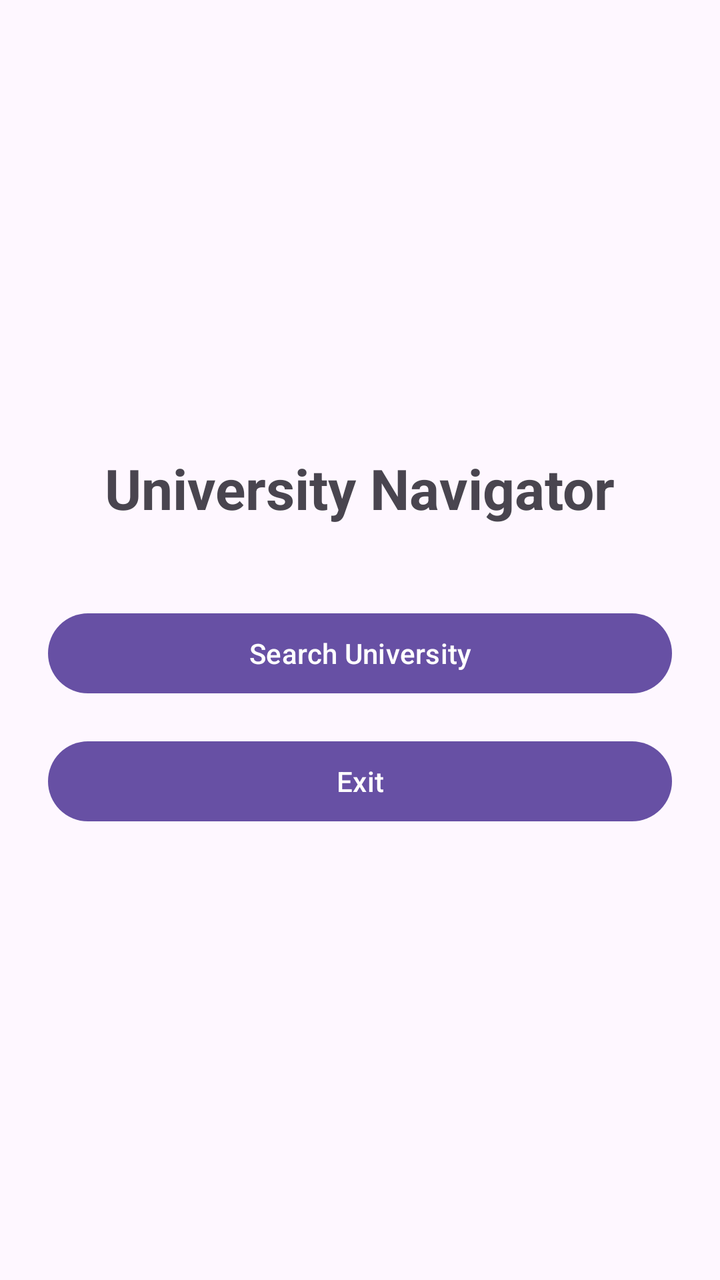
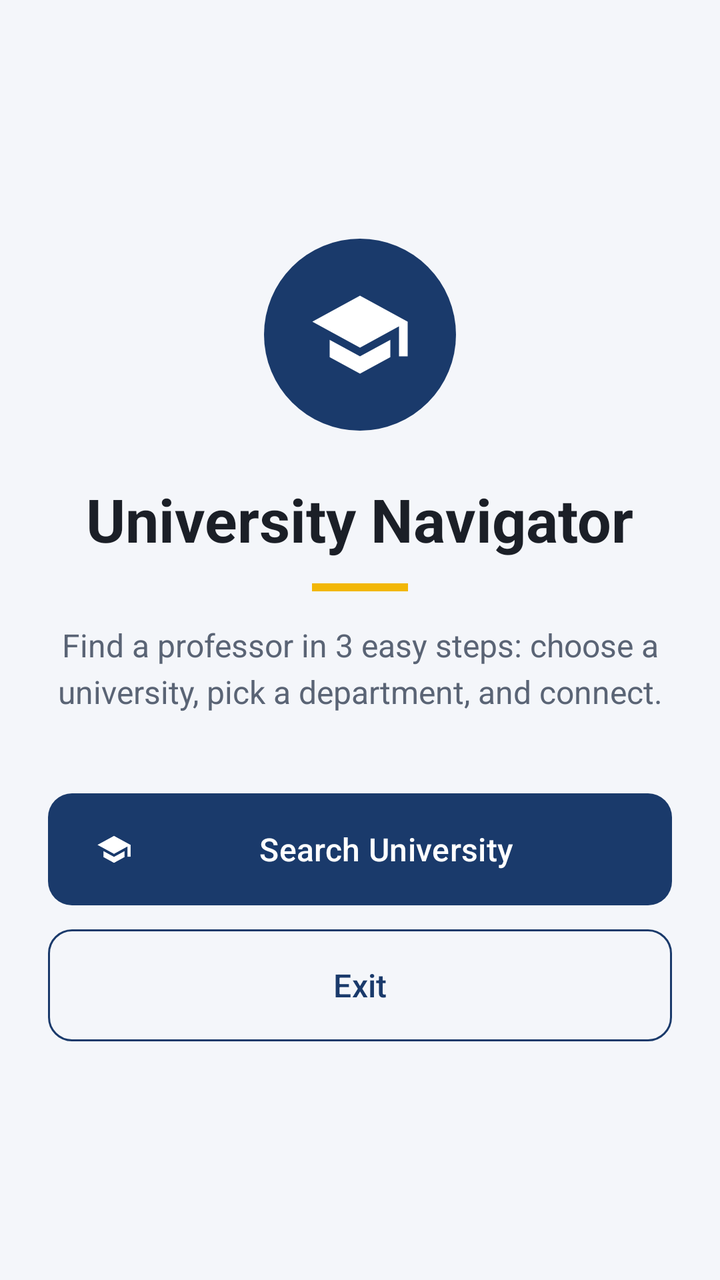

Two renders of the same Android screen: before a commit and after it. Below are the layout's source before the change and the commit's diff.
<!-- AndroidManifest.xml: application theme Theme.UniversityNavigator -->
<!-- res/layout/activity_main.xml -->
<?xml version="1.0" encoding="utf-8"?>
<LinearLayout
    xmlns:android="http://schemas.android.com/apk/res/android"
    android:id="@+id/main"
    android:layout_width="match_parent"
    android:layout_height="match_parent"
    android:orientation="vertical"
    android:gravity="center"
    android:padding="24dp">

    <TextView
        android:layout_width="wrap_content"
        android:layout_height="wrap_content"
        android:text="@string/main_title"
        android:textSize="28sp"
        android:textStyle="bold"
        android:layout_marginBottom="40dp"/>

    <Button
        android:id="@+id/searchUniversityButton"
        android:layout_width="match_parent"
        android:layout_height="wrap_content"
        android:text="@string/search_university"/>

    <Button
        android:id="@+id/exitButton"
        android:layout_width="match_parent"
        android:layout_height="wrap_content"
        android:text="@string/exit"
        android:layout_marginTop="16dp"/>

</LinearLayout>
<!-- resources referenced by this layout -->
<resources>
  <style name="Theme.UniversityNavigator" parent="Base.Theme.UniversityNavigator" />
  <style name="Base.Theme.UniversityNavigator" parent="Theme.Material3.DayNight.NoActionBar">
          
          
      </style>
  <!-- unchanged entries left out for length: 3 -->
</resources>

<!-- the commit's change to res/layout/activity_main.xml (unified diff, before → after) -->
@@ -1,32 +1,74 @@
 <?xml version="1.0" encoding="utf-8"?>
-<LinearLayout
+<ScrollView
     xmlns:android="http://schemas.android.com/apk/res/android"
+    xmlns:app="http://schemas.android.com/apk/res-auto"
+    xmlns:tools="http://schemas.android.com/tools"
     android:id="@+id/main"
     android:layout_width="match_parent"
     android:layout_height="match_parent"
-    android:orientation="vertical"
-    android:gravity="center"
-    android:padding="24dp">
+    android:fillViewport="true">
 
-    <TextView
-        android:layout_width="wrap_content"
-        android:layout_height="wrap_content"
-        android:text="@string/main_title"
-        android:textSize="28sp"
-        android:textStyle="bold"
-        android:layout_marginBottom="40dp"/>
-
-    <Button
-        android:id="@+id/searchUniversityButton"
+    <LinearLayout
         android:layout_width="match_parent"
         android:layout_height="wrap_content"
-        android:text="@string/search_university"/>
+        android:orientation="vertical"
+        android:gravity="center"
+        android:paddingStart="@dimen/screen_padding_horizontal"
+        android:paddingEnd="@dimen/screen_padding_horizontal"
+        android:paddingTop="@dimen/screen_padding_vertical"
+        android:paddingBottom="@dimen/screen_padding_vertical">
 
-    <Button
-        android:id="@+id/exitButton"
-        android:layout_width="match_parent"
-        android:layout_height="wrap_content"
-        android:text="@string/exit"
-        android:layout_marginTop="16dp"/>
+        <ImageView
+            android:layout_width="@dimen/header_icon_size"
+            android:layout_height="@dimen/header_icon_size"
+            android:background="@drawable/bg_circle_primary"
+            android:padding="@dimen/header_icon_padding"
+            android:src="@drawable/ic_school"
+            android:importantForAccessibility="no"
+            app:tint="@color/white" />
 
-</LinearLayout>
+        <TextView
+            style="@style/TextStyle.UniversityNavigator.ScreenTitle"
+            android:layout_width="wrap_content"
+            android:layout_height="wrap_content"
+            android:layout_marginTop="@dimen/space_xl"
+            android:gravity="center"
+            android:text="@string/main_title"
+            android:textSize="30sp"
+            android:accessibilityHeading="true"
+            tools:targetApi="28" />
+
+        <View
+            android:layout_width="@dimen/accent_bar_width"
+            android:layout_height="@dimen/accent_bar_height"
+            android:layout_marginTop="@dimen/space_m"
+            android:background="@color/accent" />
+
+        <TextView
+            style="@style/TextStyle.UniversityNavigator.Subtitle"
+            android:layout_width="wrap_content"
+            android:layout_height="wrap_content"
+            android:layout_marginTop="@dimen/space_l"
+            android:gravity="center"
+            android:text="@string/main_subtitle" />
+
+        <Button
+            android:id="@+id/searchUniversityButton"
+            style="@style/Widget.UniversityNavigator.PrimaryButton"
+            android:layout_width="match_parent"
+            android:layout_height="wrap_content"
+            android:layout_marginTop="40dp"
+            android:text="@string/search_university"
+            app:icon="@drawable/ic_school" />
+
+        <Button
+            android:id="@+id/exitButton"
+            style="@style/Widget.UniversityNavigator.SecondaryButton"
+            android:layout_width="match_parent"
+            android:layout_height="wrap_content"
+            android:layout_marginTop="@dimen/space_m"
+            android:text="@string/exit" />
+
+    </LinearLayout>
+
+</ScrollView>
<!-- resource entries referenced after the edit -->
@@ -1,10 +1,88 @@
 <!-- resources referenced by this layout -->
 <resources>
-  <style name="Theme.UniversityNavigator" parent="Base.Theme.UniversityNavigator" />
-  <style name="Base.Theme.UniversityNavigator" parent="Theme.Material3.DayNight.NoActionBar">
-          
-          
+  <color name="accent">#FFF2B705</color>
+  <color name="white">#FFFFFFFF</color>
+  <dimen name="accent_bar_height">4dp</dimen>
+  <dimen name="accent_bar_width">48dp</dimen>
+  <dimen name="header_icon_padding">22dp</dimen>
+  <dimen name="header_icon_size">96dp</dimen>
+  <dimen name="screen_padding_horizontal">24dp</dimen>
+  <dimen name="screen_padding_vertical">24dp</dimen>
+  <dimen name="space_l">16dp</dimen>
+  <dimen name="space_m">12dp</dimen>
+  <dimen name="space_xl">24dp</dimen>
+  <!-- drawable bg_circle_primary (drawable) -->
+  <?xml version="1.0" encoding="utf-8"?>
+  <shape xmlns:android="http://schemas.android.com/apk/res/android"
+      android:shape="oval">
+      <solid android:color="@color/primary" />
+  </shape>
+  <!-- drawable ic_school (drawable) -->
+  <vector xmlns:android="http://schemas.android.com/apk/res/android"
+      android:width="24dp"
+      android:height="24dp"
+      android:viewportWidth="24"
+      android:viewportHeight="24">
+      <path
+          android:fillColor="@color/white"
+          android:pathData="M5,13.18v4L12,21l7,-3.82v-4L12,17l-7,-3.82zM12,3L1,9l11,6 9,-4.91V17h2V9L12,3z" />
+  </vector>
+  <string name="main_subtitle">Find a professor in 3 easy steps: choose a university, pick a department, and connect.</string>
+  <style name="TextStyle.UniversityNavigator.ScreenTitle" parent="">
+          <item name="android:textSize">26sp</item>
+          <item name="android:textStyle">bold</item>
+          <item name="android:textColor">@color/text_primary</item>
       </style>
+  <style name="TextStyle.UniversityNavigator.Subtitle" parent="">
+          <item name="android:textSize">16sp</item>
+          <item name="android:textColor">@color/text_secondary</item>
+          <item name="android:lineSpacingMultiplier">1.2</item>
+      </style>
+  <style name="Widget.UniversityNavigator.PrimaryButton" parent="Widget.Material3.Button">
+          <item name="android:minHeight">@dimen/button_height</item>
+          <item name="android:insetTop">0dp</item>
+          <item name="android:insetBottom">0dp</item>
+          <item name="android:textSize">16sp</item>
+          <item name="cornerRadius">@dimen/corner_radius</item>
+      </style>
+  <style name="Widget.UniversityNavigator.SecondaryButton" parent="Widget.Material3.Button.OutlinedButton">
+          <item name="android:minHeight">@dimen/button_height</item>
+          <item name="android:insetTop">0dp</item>
+          <item name="android:insetBottom">0dp</item>
+          <item name="android:textSize">16sp</item>
+          <item name="android:textColor">@color/primary</item>
+          <item name="cornerRadius">@dimen/corner_radius</item>
+          <item name="strokeColor">@color/primary</item>
+          <item name="iconTint">@color/primary</item>
+      </style>
+  <style name="Theme.UniversityNavigator" parent="Base.Theme.UniversityNavigator">
+          <item name="colorPrimary">@color/primary</item>
+          <item name="colorOnPrimary">@color/white</item>
+          <item name="colorPrimaryContainer">@color/primary_light</item>
+          <item name="colorOnPrimaryContainer">@color/primary_dark</item>
+          <item name="colorSecondary">@color/accent</item>
+          <item name="colorOnSecondary">@color/on_accent</item>
+          <item name="colorSecondaryContainer">@color/accent_light</item>
+          <item name="colorOnSecondaryContainer">@color/on_accent</item>
+          <item name="android:colorBackground">@color/background</item>
+          <item name="colorSurface">@color/surface</item>
+          <item name="colorOnSurface">@color/text_primary</item>
+          <item name="colorOnSurfaceVariant">@color/text_secondary</item>
+          <item name="colorOutline">@color/outline</item>
+      </style>
+  <color name="primary">#FF1A3A6B</color>
+  <color name="text_primary">#FF1B1F27</color>
+  <color name="text_secondary">#FF5A6475</color>
+  <dimen name="button_height">56dp</dimen>
+  <dimen name="corner_radius">12dp</dimen>
+  <style name="Base.Theme.UniversityNavigator" parent="Theme.Material3.Light.NoActionBar" />
+  <color name="primary_light">#FFE6EDF8</color>
+  <color name="primary_dark">#FF10264A</color>
+  <color name="on_accent">#FF3A2C00</color>
+  <color name="accent_light">#FFFFF4D1</color>
+  <color name="background">#FFF4F6FA</color>
+  <color name="surface">#FFFFFFFF</color>
+  <color name="outline">#FFC5CCD8</color>
   <!-- unchanged entries left out for length: 3 -->
 </resources>
 
